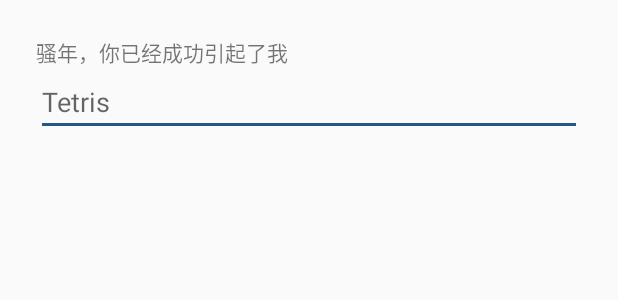
After one commit to gavinxxxxxx/Tetris, an Android app: the layout dialog_rank.xml on its own in the app's theme, with its tools: preview values and no code run, on a phone screen of 412 x 824 dp. The commit adds this screen. Shown: the top 300 px of the screen. Run offline under Robolectric (Android 15) with nearby library versions, the phone set to English and light mode, and no system bars.

Commit message:
排行榜、混淆

```diff
--- a/app/src/main/java/me/gavin/game/tetris/Config.java
+++ b/app/src/main/java/me/gavin/game/tetris/Config.java
@@ -10,5 +10,6 @@ public final class Config {
     public static final int HORIZONTAL_COUNT = 10;
     public static final int VERTICAL_COUNT = 20;
     public static final int SPEED = 1000;
+    public static final int RANK_COUNT = 15;
 
 }
--- a/app/src/main/java/me/gavin/game/tetris/app/StartActivity.java
+++ b/app/src/main/java/me/gavin/game/tetris/app/StartActivity.java
@@ -13,7 +13,7 @@ import me.gavin.game.tetris.BundleKey;
 import me.gavin.game.tetris.R;
 import me.gavin.game.tetris.databinding.ActStartBinding;
 import me.gavin.game.tetris.util.DisplayUtil;
-import me.gavin.game.tetris.util.SaveHelper;
+import me.gavin.game.tetris.util.SPUtil;
 
 public class StartActivity extends Activity {
 
@@ -44,7 +44,7 @@ public class StartActivity extends Activity {
     @Override
     protected void onResume() {
         super.onResume();
-        String save = SaveHelper.read(BundleKey.SAVE);
+        String save = SPUtil.getString(BundleKey.SAVE, BundleKey.SAVE);
         mBinding.btnContinue.setVisibility(TextUtils.isEmpty(save) ? View.GONE : View.VISIBLE);
         mBinding.btnStart.setText(TextUtils.isEmpty(save) ? "开始" : "重新开始");
     }
--- a/app/src/main/java/me/gavin/game/tetris/core/TetrisCallback.java
+++ b/app/src/main/java/me/gavin/game/tetris/core/TetrisCallback.java
@@ -18,6 +18,6 @@ public interface TetrisCallback {
 
     void onScoreChange(ScoreService service);
 
-    void onOver();
+    void onOver(int clearedLineCount, long score);
 
 }
--- /dev/null
+++ b/app/src/main/res/layout/dialog_rank.xml
@@ -0,0 +1,27 @@
+<?xml version="1.0" encoding="utf-8"?>
+<layout xmlns:android="http://schemas.android.com/apk/res/android">
+
+    <LinearLayout
+        android:layout_width="match_parent"
+        android:layout_height="match_parent"
+        android:orientation="vertical"
+        android:padding="24dp">
+
+        <TextView
+            android:layout_width="match_parent"
+            android:layout_height="wrap_content"
+            android:maxLength="12"
+            android:text="骚年，你已经成功引起了我的注意" />
+
+        <EditText
+            android:id="@+id/editText"
+            android:layout_width="match_parent"
+            android:layout_height="wrap_content"
+            android:layout_margin="0dp"
+            android:layout_marginTop="8dp"
+            android:hint="Tetris"
+            android:inputType="text" />
+
+    </LinearLayout>
+
+</layout>
--- a/app/src/main/res/layout/item_rank.xml
+++ b/app/src/main/res/layout/item_rank.xml
@@ -12,6 +12,7 @@
             android:id="@+id/tvNum"
             android:layout_width="wrap_content"
             android:layout_height="wrap_content"
+            android:layout_marginEnd="10dp"
             android:singleLine="true"
             android:textColor="#FFFFFF"
             tools:text="1" />
--- a/app/src/main/res/values/styles.xml
+++ b/app/src/main/res/values/styles.xml
@@ -1,9 +1,9 @@
 <resources>
 
     <style name="AppTheme" parent="android:Theme.Material.Light.NoActionBar.Fullscreen">
-        <item name="android:colorPrimary">@color/colorPrimary</item>
-        <item name="android:colorPrimaryDark">@color/colorPrimaryDark</item>
-        <item name="android:colorAccent">@color/colorAccent</item>
+        <item name="android:colorPrimary">@color/colorBackground</item>
+        <item name="android:colorPrimaryDark">@color/colorBackground</item>
+        <item name="android:colorAccent">@color/colorBackground</item>
     </style>
 
 </resources>
```
Also changed, not shown: app/src/main/java/me/gavin/game/tetris/app/MainActivity.java (+68 -7 lines), app/src/main/java/me/gavin/game/tetris/app/RankActivity.java (+23 -7 lines), app/src/main/java/me/gavin/game/tetris/core/Cell.java (+1 -17 lines), app/src/main/java/me/gavin/game/tetris/core/Control.java (+5 -5 lines), app/src/main/java/me/gavin/game/tetris/core/LandControl.java (+0 -20 lines), app/src/main/java/me/gavin/game/tetris/util/JsonUtil.java (+7 -54 lines), app/src/main/java/me/gavin/game/tetris/util/SPUtil.java (+11 -3 lines), app/src/main/java/me/gavin/game/tetris/util/SaveHelper.java (deleted, +0 -58 lines), 1 other file.
